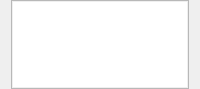
nuclear868/mattermost-qt, file sources/chat-area/attachments/MessageAttachmentList.ui: the form before one commit.
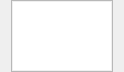
The form after the commit. Custom widgets are drawn as their Qt base class.

What changed in the file:
```diff
--- a/sources/chat-area/attachments/MessageAttachmentList.ui
+++ b/sources/chat-area/attachments/MessageAttachmentList.ui
@@ -18,7 +18,7 @@
   </property>
   <property name="minimumSize">
    <size>
-    <width>10</width>
+    <width>100</width>
     <height>10</height>
    </size>
   </property>
@@ -27,7 +27,7 @@
   </property>
   <layout class="QVBoxLayout" name="verticalLayout">
    <property name="sizeConstraint">
-    <enum>QLayout::SetMaximumSize</enum>
+    <enum>QLayout::SetFixedSize</enum>
    </property>
    <property name="topMargin">
     <number>0</number>
@@ -43,6 +43,12 @@
        <verstretch>0</verstretch>
       </sizepolicy>
      </property>
+     <property name="minimumSize">
+      <size>
+       <width>100</width>
+       <height>0</height>
+      </size>
+     </property>
      <property name="styleSheet">
       <string notr="true">padding: 1px</string>
      </property>
```
